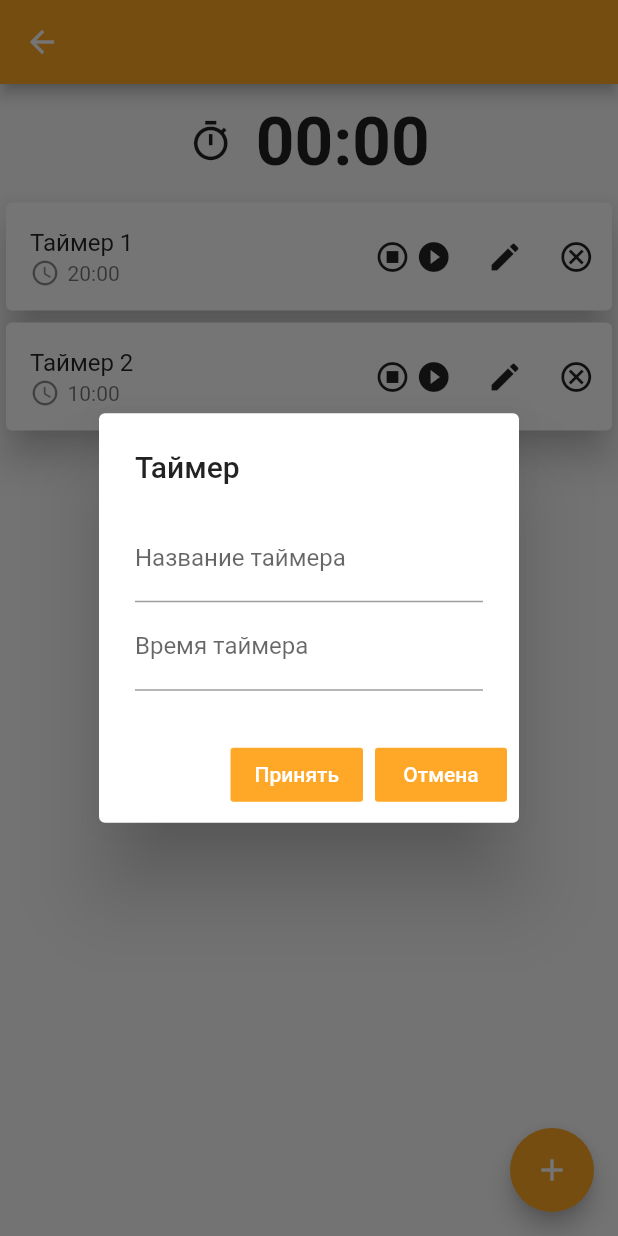
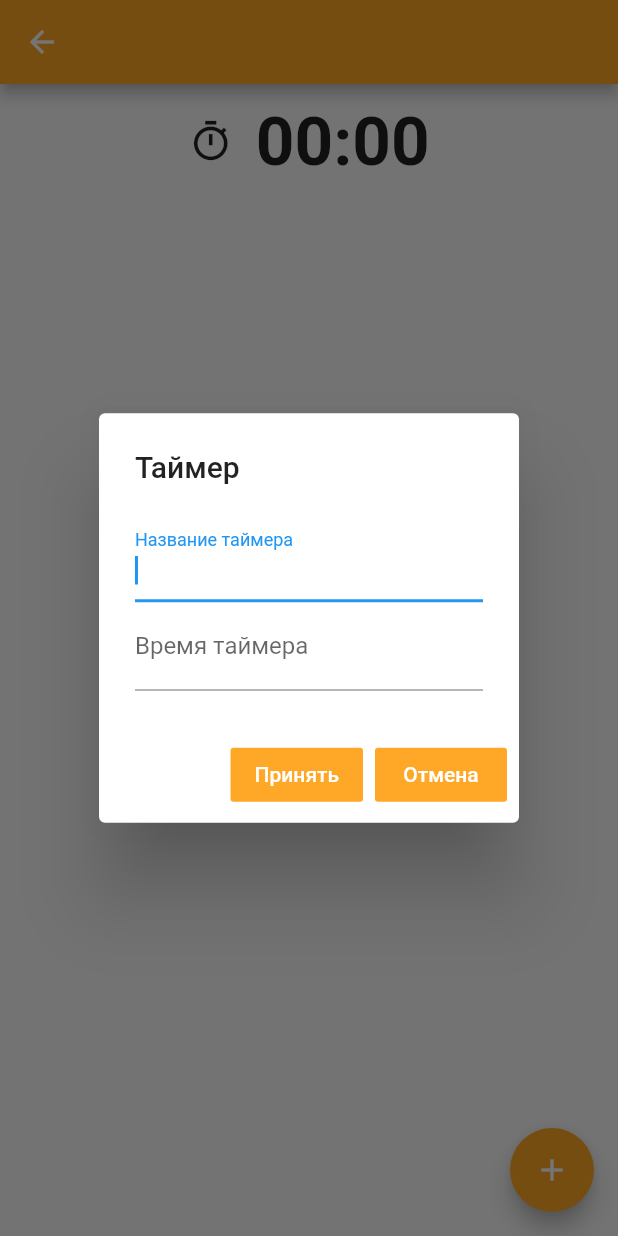
Before and after one commit to devrimma/timer, a Flutter app: the TimerList screen opened directly with empty values, after a tap on the "add" icon, on a phone screen of 412 x 824 dp. Run offline on Flutter 3.47's test engine with Material 2 defaults, Android fonts, the phone set to English and light mode, and no system bars; our stand-ins replace hive, hive_flutter; accounts and stored records are empty; generated files the repository leaves out were written again.

Commit message:
created box Timer

```diff
--- a/lib/main.dart
+++ b/lib/main.dart
@@ -2,12 +2,16 @@ import 'package:flutter/material.dart';
 import 'package:hive/hive.dart';
 import 'package:hive_flutter/hive_flutter.dart';
 import 'package:timer/models/category.dart';
+import 'package:timer/models/timer.dart';
 import 'package:timer/screens/category_list.dart';
 
 void main() async {
   await Hive.initFlutter();
   Hive.registerAdapter(CategoryAdapter());
   await Hive.openBox<Category>('box_for_category');
+
+  Hive.registerAdapter(TimerAdapter());
+  await Hive.openBox<Timer>('box_for_timer');
 
   //for test
   var box = await Hive.openBox('testBox');
--- a/lib/screens/popup_creating_timer.dart
+++ b/lib/screens/popup_creating_timer.dart
@@ -1,29 +1,59 @@
 import 'package:flutter/material.dart';
+import 'package:hive/hive.dart';
+import 'package:timer/models/timer.dart';
 
-class PopupTimer extends StatelessWidget {
+class PopupTimer extends StatefulWidget {
+  @override
+  _PopupTimerState createState() => _PopupTimerState();
+}
+
+class _PopupTimerState extends State<PopupTimer> {
+
+  String name;
+  String time;
+  final _formKey = GlobalKey<FormState>();
+
   @override
   Widget build(BuildContext context) {
-    TextEditingController myController1 = TextEditingController();
-    TextEditingController myController2 = TextEditingController();
-
     return AlertDialog(
       title: const Text("Таймер"),
       content: Container(
+        child: Form(
+          key: _formKey,
           child: Wrap(
             children: [
-            TextField(
+              TextFormField(
+                autofocus: true,
+                initialValue: '',
                 decoration: InputDecoration(
                   labelText: "Название таймера",
                 ),
-              controller: myController1,
+                onChanged: (value) {
+                  setState(() {
+                    name = value;
+                  });
+                },
+                validator: (val) {
+                  return val.trim().isEmpty ? 'Название не должно быть пустым' : null;
+                },
               ),
-            TextField(
+              TextFormField(
+                autofocus: true,
+                initialValue: '',
                 decoration: InputDecoration(
                   labelText: "Время таймера",
                 ),
-              controller: myController2,
+                onChanged: (value) {
+                  setState(() {
+                    time = value;
+                  });
+                },
+                validator: (val) {
+                  return val.trim().isEmpty ? 'Время не должно быть пустым' : null;
+                },
               ),
             ],
+          ),
         ),
       ),
       actions: <Widget>[
@@ -31,9 +61,8 @@ class PopupTimer extends StatelessWidget {
             color: Colors.orange[400],
             textColor: Colors.white,
             child: Text("Принять"),
-            onPressed: () {
-              Navigator.pop(context);
-            }),
+          onPressed: _validateAndSave,
+        ),
         FlatButton(
             color: Colors.orange[400],
             textColor: Colors.white,
@@ -42,34 +71,21 @@ class PopupTimer extends StatelessWidget {
               Navigator.pop(context);
             }),
       ],
-      // content: SizedBox(
-      //   child: Column(
-      //     children: <Widget>[
-      //       Row(
-      //         children: [
-      //           Text("Название таймера"),
-      //           Expanded(
-      //             flex: 1,
-      //             child: TextField(
-      //               controller: myController,
-      //             ),
-      //           ),
-      //         ],
-      //       ),
-      //       Row(
-      //         children: [
-      //           Text("Время таймера"),
-      //           Expanded(
-      //             flex: 1,
-      //             child: TextField(
-      //               controller: myController,
-      //             ),
-      //           ),
-      //         ],
-      //       ),
-      //     ],
-      //   ),
-      // )
     );
   }
+
+  void _validateAndSave() {
+    final form = _formKey.currentState;
+    if (form.validate()) {
+      _onFormSubmit();
+    } else {
+      print('form is invalid');
     }
+  }
+
+  void _onFormSubmit() {
+    Box<Timer> contactsBox = Hive.box<Timer>('box_for_timer');
+    contactsBox.add(Timer(name: name, time: time));
+    Navigator.of(context).pop();
+  }
+}
--- a/lib/screens/timer_list.dart
+++ b/lib/screens/timer_list.dart
@@ -1,17 +1,15 @@
 import 'package:flutter/material.dart';
-import 'package:timer/classes/timer_names.dart';
+import 'package:hive/hive.dart';
 import 'package:timer/models/category.dart';
+import 'package:timer/models/timer.dart';
 import 'package:timer/screens/popup_creating_timer.dart';
+import 'package:hive_flutter/hive_flutter.dart';
 
 class TimerList extends StatelessWidget {
   TimerList({Key key, this.category}) : super(key: key);
 
   final Category category;
 
-  final List<TimerNames> timers = [
-    TimerNames(name: "Таймер 1", time: "20:00"),
-    TimerNames(name: "Таймер 2", time: "10:00"),
-  ];
 
   @override
   Widget build(BuildContext context) {
@@ -48,11 +46,13 @@ class TimerList extends StatelessWidget {
             ),
             Expanded(
               flex: 1,
-              child: ListView.builder(
-                  physics: BouncingScrollPhysics(),
-                  shrinkWrap: true,
-                  itemCount: timers.length,
-                  itemBuilder: (_, index) {
+              child: ValueListenableBuilder(
+                  valueListenable: Hive.box<Timer>('box_for_timer').listenable(),
+                  builder: (context, Box<Timer> box, _) {
+                    if (box.values.isEmpty)
+                      return Center(
+                        child: Text("нет таймеров"),
+                      );
                     return Card(
                       elevation: 10.0,
                       child: Row(
@@ -60,7 +60,7 @@ class TimerList extends StatelessWidget {
                           Expanded(
                             flex: 10,
                             child: ListTile(
-                              title: Text(timers[index].name),
+                              title: Text(box.name),
                               subtitle: Row(
                                 children: [
                                   Padding(
@@ -70,7 +70,7 @@ class TimerList extends StatelessWidget {
                                       size: 20.0,
                                     ),
                                   ),
-                                  Text(timers[index].time),
+                                  // Text(box.),
                                 ],
                               ),
                               onTap: () {},
```
Lines whose indentation alone changed are shown as unchanged.
